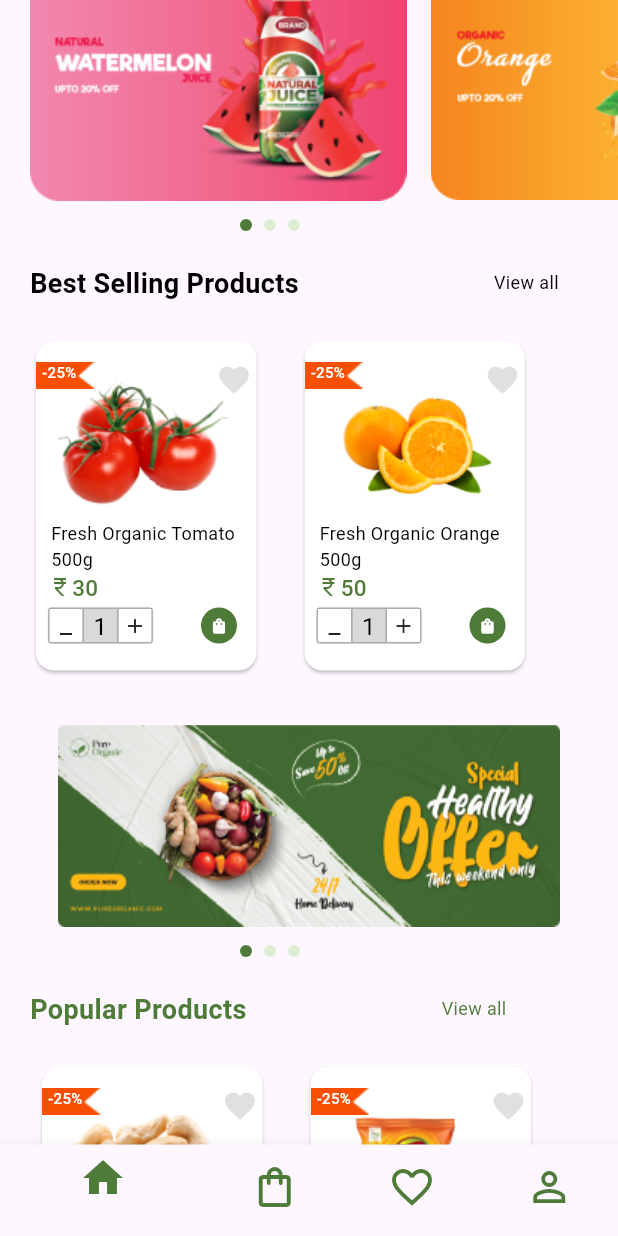
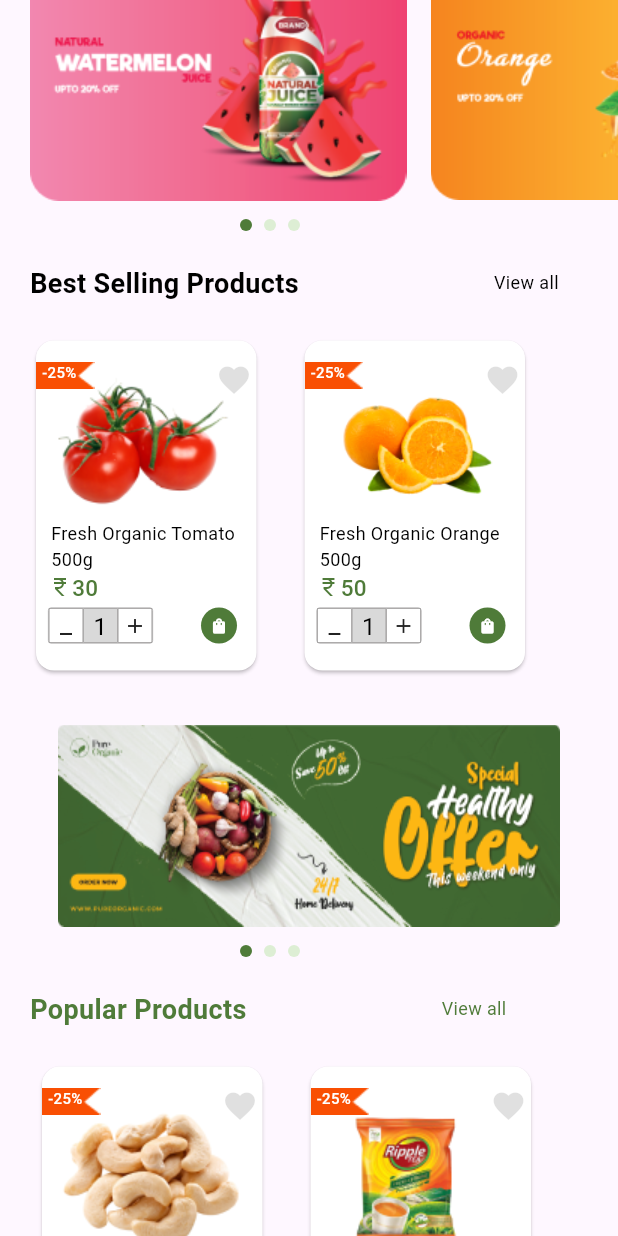
Before and after one commit to Rohith45MS/Project-Work, a Flutter app: the Homescreen screen opened directly, scrolled down 576 dp, on a phone screen of 412 x 824 dp. Run offline on Flutter 3.47's test engine with Material 3 defaults, Android fonts, the light colour scheme and no system bars; drawn by our look-alikes of smooth_page_indicator; our stand-ins replace flutter_otp_text_field; Roboto replaces fonts that are missing (Poppins).

Commit message:
PureOrganic e-commarce app create

```diff
--- a/lib/Home.dart
+++ b/lib/Home.dart
@@ -20,59 +20,12 @@ class Homescreen extends StatefulWidget {
 class _HomescreenState extends State<Homescreen> {
   var pagecontroll= PageController();
 
-  var intsum=0;
-
-  var Pagesshow=[
-    Homescreen(),
-    CartPage(),
-    Wishlist(),
-    Profile(),
-  ];
 
   @override
   Widget build(BuildContext context) {
     return Container(
       child: SafeArea(
         child: Scaffold(
-
-        bottomNavigationBar: BottomNavigationBar(
-          items:[
-            BottomNavigationBarItem(
-                icon:Icon(Icons.home,
-                  color: Color(0xFF4F7B39),
-                ),
-                label: "Home",
-            ),
-            BottomNavigationBarItem(
-                icon:Icon(Icons.shopping_bag_outlined,
-                  color: Color(0xFF4F7B39),
-                ),
-                label: "Bag",
-            ),
-            BottomNavigationBarItem(
-                icon:Icon(Icons.favorite_border,
-                  color: Color(0xFF4F7B39),
-                ),
-                label: "Menu",
-            ),
-            BottomNavigationBarItem(
-                icon:Icon(Icons.person_outline,
-                  color: Color(0xFF4F7B39),
-                ),
-                label: "Menu",
-            ),
-          ],
-          iconSize: 32,
-          selectedFontSize: 12,
-          showUnselectedLabels: false,
-          currentIndex: intsum,
-          onTap: (int index){
-            setState(() {
-              intsum=index;
-            });
-          },
-
-        ),
          body:SingleChildScrollView(
            child: Column(
              mainAxisAlignment: MainAxisAlignment.start,
--- a/lib/main.dart
+++ b/lib/main.dart
@@ -22,6 +22,7 @@ import 'Signup1.dart';
 import 'Signup2.dart';
 import 'SignupDetails.dart';
 import 'Wishlist.dart';
+import 'bottombar.dart';
 import 'category.dart';
 import 'one.dart';
 
@@ -57,7 +58,7 @@ class MyApp extends StatelessWidget {
         colorScheme: ColorScheme.fromSeed(seedColor: Colors.deepPurple),
         useMaterial3: true,
       ),
-      home: Paymentpage(),
+      home: Mainpage(),
     );
   }
 }
```
Also changed, not shown: lib/bottombar.dart (added, +67 -0 lines).
